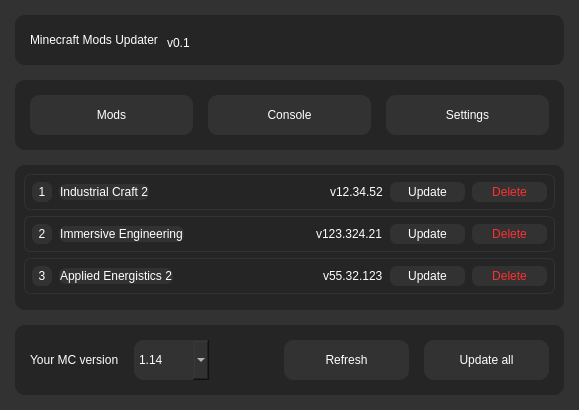
Above: main.ui from TimNekk/mc-mod-updater before the change. Below: the same form after it.
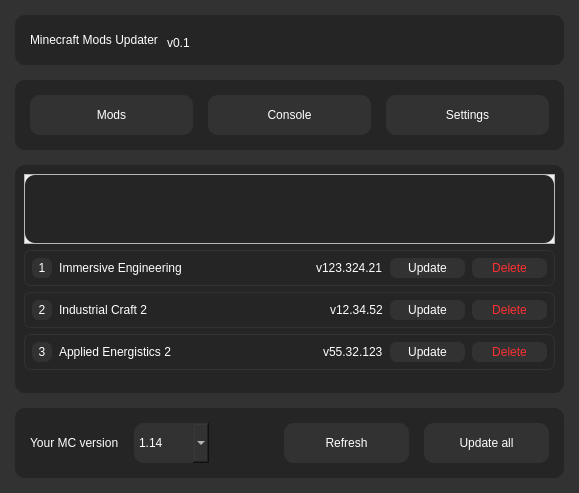
That is the form after the change.

Diff of the .ui file:
```diff
--- a/main.ui
+++ b/main.ui
@@ -7,7 +7,7 @@
     <x>0</x>
     <y>0</y>
     <width>579</width>
-    <height>410</height>
+    <height>493</height>
    </rect>
   </property>
   <property name="sizePolicy">
@@ -282,166 +282,20 @@
      <widget class="QWidget" name="middle_widget" native="true">
       <layout class="QVBoxLayout" name="verticalLayout">
        <item>
-        <widget class="QFrame" name="mod_slot_2">
-         <property name="sizePolicy">
-          <sizepolicy hsizetype="Preferred" vsizetype="Maximum">
-           <horstretch>0</horstretch>
-           <verstretch>0</verstretch>
-          </sizepolicy>
+        <widget class="QScrollArea" name="scrollArea">
+         <property name="widgetResizable">
+          <bool>true</bool>
          </property>
-         <property name="styleSheet">
-          <string notr="true">border-radius: 10px;
-border: 1px solid rgb(50, 50, 50);
-border-radius: 7px;</string>
-         </property>
-         <property name="frameShape">
-          <enum>QFrame::StyledPanel</enum>
-         </property>
-         <property name="frameShadow">
-          <enum>QFrame::Raised</enum>
-         </property>
-         <layout class="QHBoxLayout" name="horizontalLayout_5">
-          <property name="spacing">
-           <number>7</number>
+         <widget class="QWidget" name="scrollAreaWidgetContents">
+          <property name="geometry">
+           <rect>
+            <x>0</x>
+            <y>0</y>
+            <width>529</width>
+            <height>69</height>
+           </rect>
           </property>
-          <property name="leftMargin">
-           <number>7</number>
-          </property>
-          <property name="topMargin">
-           <number>7</number>
-          </property>
-          <property name="rightMargin">
-           <number>7</number>
-          </property>
-          <property name="bottomMargin">
-           <number>7</number>
-          </property>
-          <item>
-           <widget class="QLabel" name="mod_slot_2_count_label">
-            <property name="minimumSize">
-             <size>
-              <width>20</width>
-              <height>20</height>
-             </size>
-            </property>
-            <property name="maximumSize">
-             <size>
-              <width>20</width>
-              <height>20</height>
-             </size>
-            </property>
-            <property name="styleSheet">
-             <string notr="true">background-color: rgb(50, 50, 50);</string>
-            </property>
-            <property name="text">
-             <string>1</string>
-            </property>
-            <property name="alignment">
-             <set>Qt::AlignCenter</set>
-            </property>
-           </widget>
-          </item>
-          <item>
-           <widget class="QPushButton" name="mod_slot_2_name_button">
-            <property name="sizePolicy">
-             <sizepolicy hsizetype="Preferred" vsizetype="Fixed">
-              <horstretch>0</horstretch>
-              <verstretch>0</verstretch>
-             </sizepolicy>
-            </property>
-            <property name="maximumSize">
-             <size>
-              <width>16777215</width>
-              <height>16777215</height>
-             </size>
-            </property>
-            <property name="cursor">
-             <cursorShape>PointingHandCursor</cursorShape>
-            </property>
-            <property name="styleSheet">
-             <string notr="true">background-color: none;
-border: none;
-
-hover {
-	background-color: none;
-}</string>
-            </property>
-            <property name="text">
-             <string>Industrial Craft 2</string>
-            </property>
-           </widget>
-          </item>
-          <item>
-           <spacer name="mod_slot_2_horizontalSpacer">
-            <property name="orientation">
-             <enum>Qt::Horizontal</enum>
-            </property>
-            <property name="sizeHint" stdset="0">
-             <size>
-              <width>40</width>
-              <height>20</height>
-             </size>
-            </property>
-           </spacer>
-          </item>
-          <item>
-           <widget class="QLabel" name="mod_slot_2_version_lable">
-            <property name="styleSheet">
-             <string notr="true">border: none;</string>
-            </property>
-            <property name="text">
-             <string>v12.34.52</string>
-            </property>
-           </widget>
-          </item>
-          <item>
-           <widget class="QPushButton" name="mod_slot_2_update_button">
-            <property name="minimumSize">
-             <size>
-              <width>75</width>
-              <height>20</height>
-             </size>
-            </property>
-            <property name="maximumSize">
-             <size>
-              <width>75</width>
-              <height>16777215</height>
-             </size>
-            </property>
-            <property name="cursor">
-             <cursorShape>PointingHandCursor</cursorShape>
-            </property>
-            <property name="text">
-             <string>Update</string>
-            </property>
-           </widget>
-          </item>
-          <item>
-           <widget class="QPushButton" name="mod_slot_2_delete_button">
-            <property name="minimumSize">
-             <size>
-              <width>75</width>
-              <height>20</height>
-             </size>
-            </property>
-            <property name="maximumSize">
-             <size>
-              <width>75</width>
-              <height>16777215</height>
-             </size>
-            </property>
-            <property name="cursor">
-             <cursorShape>PointingHandCursor</cursorShape>
-            </property>
-            <property name="styleSheet">
-             <string notr="true">color: rgb(255, 47, 50)</string>
-            </property>
-            <property name="text">
-             <string>Delete</string>
-            </property>
-           </widget>
-          </item>
-         </layout>
+         </widget>
         </widget>
        </item>
        <item>
@@ -497,7 +351,7 @@
              <string notr="true">background-color: rgb(50, 50, 50);</string>
             </property>
             <property name="text">
-             <string>2</string>
+             <string>1</string>
             </property>
             <property name="alignment">
              <set>Qt::AlignCenter</set>
@@ -522,10 +376,13 @@
              <cursorShape>PointingHandCursor</cursorShape>
             </property>
             <property name="styleSheet">
-             <string notr="true">background-color: none;
-border: none;
+             <string notr="true">* {
+	background-color: none;
+	border: none;
+	color: white;
+}
 
-hover {
+*:hover {
 	background-color: none;
 }</string>
             </property>
@@ -607,6 +464,173 @@
          </layout>
         </widget>
        </item>
+       <item>
+        <widget class="QFrame" name="mod_slot_2">
+         <property name="sizePolicy">
+          <sizepolicy hsizetype="Preferred" vsizetype="Maximum">
+           <horstretch>0</horstretch>
+           <verstretch>0</verstretch>
+          </sizepolicy>
+         </property>
+         <property name="styleSheet">
+          <string notr="true">border-radius: 10px;
+border: 1px solid rgb(50, 50, 50);
+border-radius: 7px;</string>
+         </property>
+         <property name="frameShape">
+          <enum>QFrame::StyledPanel</enum>
+         </property>
+         <property name="frameShadow">
+          <enum>QFrame::Raised</enum>
+         </property>
+         <layout class="QHBoxLayout" name="horizontalLayout_5">
+          <property name="spacing">
+           <number>7</number>
+          </property>
+          <property name="leftMargin">
+           <number>7</number>
+          </property>
+          <property name="topMargin">
+           <number>7</number>
+          </property>
+          <property name="rightMargin">
+           <number>7</number>
+          </property>
+          <property name="bottomMargin">
+           <number>7</number>
+          </property>
+          <item>
+           <widget class="QLabel" name="mod_slot_2_count_label">
+            <property name="minimumSize">
+             <size>
+              <width>20</width>
+              <height>20</height>
+             </size>
+            </property>
+            <property name="maximumSize">
+             <size>
+              <width>20</width>
+              <height>20</height>
+             </size>
+            </property>
+            <property name="styleSheet">
+             <string notr="true">background-color: rgb(50, 50, 50);</string>
+            </property>
+            <property name="text">
+             <string>2</string>
+            </property>
+            <property name="alignment">
+             <set>Qt::AlignCenter</set>
+            </property>
+           </widget>
+          </item>
+          <item>
+           <widget class="QPushButton" name="mod_slot_2_name_button">
+            <property name="sizePolicy">
+             <sizepolicy hsizetype="Preferred" vsizetype="Fixed">
+              <horstretch>0</horstretch>
+              <verstretch>0</verstretch>
+             </sizepolicy>
+            </property>
+            <property name="maximumSize">
+             <size>
+              <width>16777215</width>
+              <height>16777215</height>
+             </size>
+            </property>
+            <property name="cursor">
+             <cursorShape>PointingHandCursor</cursorShape>
+            </property>
+            <property name="styleSheet">
+             <string notr="true">* {
+	background-color: none;
+	border: none;
+	color: white;
+}
+
+*:hover {
+	background-color: none;
+	color: rgb(165, 165, 165)
+}</string>
+            </property>
+            <property name="text">
+             <string>Industrial Craft 2</string>
+            </property>
+           </widget>
+          </item>
+          <item>
+           <spacer name="mod_slot_2_horizontalSpacer">
+            <property name="orientation">
+             <enum>Qt::Horizontal</enum>
+            </property>
+            <property name="sizeHint" stdset="0">
+             <size>
+              <width>40</width>
+              <height>20</height>
+             </size>
+            </property>
+           </spacer>
+          </item>
+          <item>
+           <widget class="QLabel" name="mod_slot_2_version_lable">
+            <property name="styleSheet">
+             <string notr="true">border: none;</string>
+            </property>
+            <property name="text">
+             <string>v12.34.52</string>
+            </property>
+           </widget>
+          </item>
+          <item>
+           <widget class="QPushButton" name="mod_slot_2_update_button">
+            <property name="minimumSize">
+             <size>
+              <width>75</width>
+              <height>20</height>
+             </size>
+            </property>
+            <property name="maximumSize">
+             <size>
+              <width>75</width>
+              <height>16777215</height>
+             </size>
+            </property>
+            <property name="cursor">
+             <cursorShape>PointingHandCursor</cursorShape>
+            </property>
+            <property name="text">
+             <string>Update</string>
+            </property>
+           </widget>
+          </item>
+          <item>
+           <widget class="QPushButton" name="mod_slot_2_delete_button">
+            <property name="minimumSize">
+             <size>
+              <width>75</width>
+              <height>20</height>
+             </size>
+            </property>
+            <property name="maximumSize">
+             <size>
+              <width>75</width>
+              <height>16777215</height>
+             </size>
+            </property>
+            <property name="cursor">
+             <cursorShape>PointingHandCursor</cursorShape>
+            </property>
+            <property name="styleSheet">
+             <string notr="true">color: rgb(255, 47, 50)</string>
+            </property>
+            <property name="text">
+             <string>Delete</string>
+            </property>
+           </widget>
+          </item>
+         </layout>
+        </widget>
+       </item>
        <item>
         <widget class="QFrame" name="mod_slot_3">
          <property name="sizePolicy">
@@ -685,10 +709,13 @@
              <cursorShape>PointingHandCursor</cursorShape>
             </property>
             <property name="styleSheet">
-             <string notr="true">background-color: none;
-border: none;
+             <string notr="true">* {
+	background-color: none;
+	border: none;
+	color: white;
+}
 
-hover {
+*:hover {
 	background-color: none;
 }</string>
             </property>
@@ -777,8 +804,8 @@
          </property>
          <property name="sizeHint" stdset="0">
           <size>
-           <width>20</width>
-           <height>40</height>
+           <width>0</width>
+           <height>0</height>
           </size>
          </property>
         </spacer>
```
Left out of the diff: 14 changed lines with no effect on the pictures.
